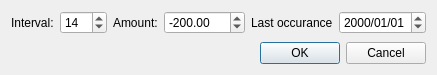
This is dialog_billentry.ui in fay2003hiend/plot_my_balance as Qt 5 draws it before an edit. The edited form follows.
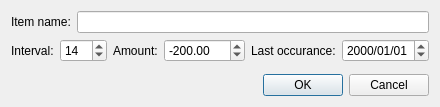
This is the edited form.

What changed in the file:
```diff
--- a/dialog_billentry.ui
+++ b/dialog_billentry.ui
@@ -6,14 +6,28 @@
    <rect>
     <x>0</x>
     <y>0</y>
-    <width>386</width>
-    <height>75</height>
+    <width>417</width>
+    <height>107</height>
    </rect>
   </property>
   <property name="windowTitle">
    <string>Dialog</string>
   </property>
   <layout class="QVBoxLayout" name="verticalLayout">
+   <item>
+    <layout class="QHBoxLayout" name="horizontalLayout_2">
+     <item>
+      <widget class="QLabel" name="label_4">
+       <property name="text">
+        <string>Item name:</string>
+       </property>
+      </widget>
+     </item>
+     <item>
+      <widget class="QLineEdit" name="lineEdit"/>
+     </item>
+    </layout>
+   </item>
    <item>
     <layout class="QHBoxLayout" name="horizontalLayout">
      <item>
@@ -62,7 +76,7 @@
      <item>
       <widget class="QLabel" name="label_3">
        <property name="text">
-        <string>Last occurance</string>
+        <string>Last occurance:</string>
        </property>
       </widget>
      </item>
```
